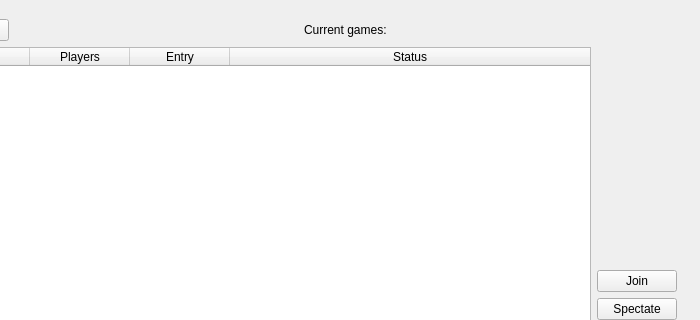
This is GUI/Casino.ui in B1rtek/Casino as Qt 5 draws it before an edit; both pictures show x 100 to 800 and y 0 to 320 of the 800 by 600 pixel window. The edited form follows.
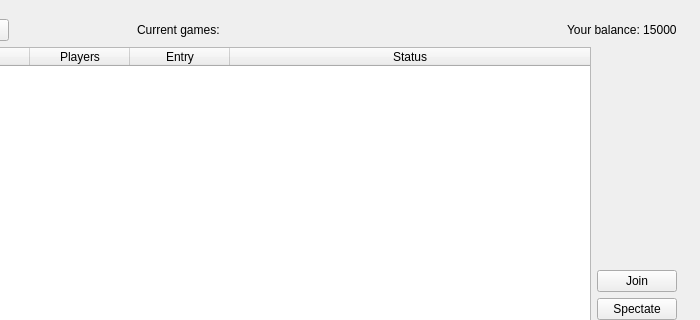
This is the edited form.

Commit message: Game join screen shows the player's current balance now

```diff
--- a/GUI/Casino.ui
+++ b/GUI/Casino.ui
@@ -182,6 +182,19 @@
           </property>
          </widget>
         </item>
+        <item alignment="Qt::AlignRight">
+         <widget class="QLabel" name="labelPlayerBalance">
+          <property name="sizePolicy">
+           <sizepolicy hsizetype="Fixed" vsizetype="Preferred">
+            <horstretch>0</horstretch>
+            <verstretch>0</verstretch>
+           </sizepolicy>
+          </property>
+          <property name="text">
+           <string>Your balance: 15000</string>
+          </property>
+         </widget>
+        </item>
        </layout>
       </item>
       <item>
```
The commit also changes 1 other file.
